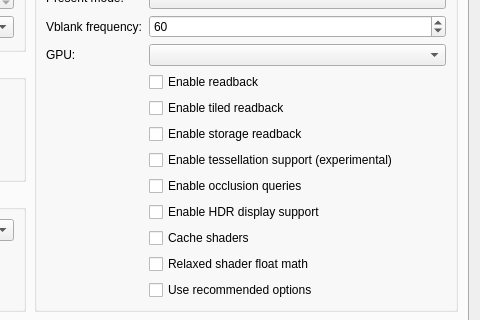
First picture: the form in src/launcher/forms/configuration_edit_dialog.ui, repository carbonimax/Kytsu, before the edit; both pictures show x 420 to 900 and y 116 to 436 of the 900 by 937 pixel window.
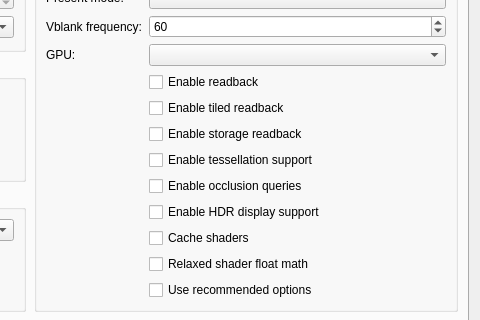
Second picture: the form after the edit. Custom widgets are drawn as their Qt base class.

Commit message:
feat(tessellation): draw tessellation patches by default
Tessellation patch draws were skipped unless --tessellation was given. With
the per-location control-point layout (KYTY_TESS_HS_MODEL, default 1), a
racing game's car bodies render with their clear coat and wheels instead of
black bodies without wheels.

- Emulator config and launcher default: on.
- --no-tessellation turns it off; --tessellation is still accepted.
- The launcher passes --no-tessellation when its box is unchecked.

Patch:
```diff
--- a/src/launcher/forms/configuration_edit_dialog.ui
+++ b/src/launcher/forms/configuration_edit_dialog.ui
@@ -181,8 +181,8 @@
             </item>
             <item row="8" column="1">
              <widget class="QCheckBox" name="checkBox_tessellation">
-              <property name="toolTip"><string>Draw tessellated geometry. Disabled by default; unsupported tessellation may cause crashes.</string></property>
-              <property name="text"><string>Enable tessellation support (experimental)</string></property>
+              <property name="toolTip"><string>Draw tessellated geometry. On by default; turn it off to skip patch draws.</string></property>
+              <property name="text"><string>Enable tessellation support</string></property>
              </widget>
             </item>
             <item row="9" column="1">
```
The commit also changes 4 other files.
